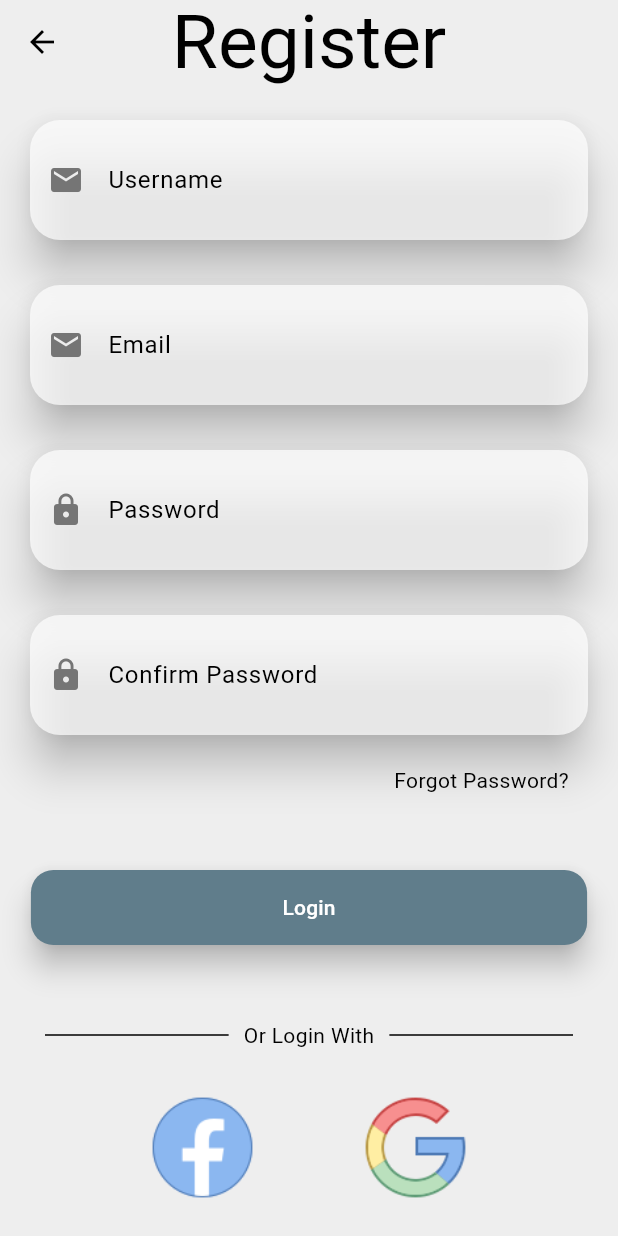
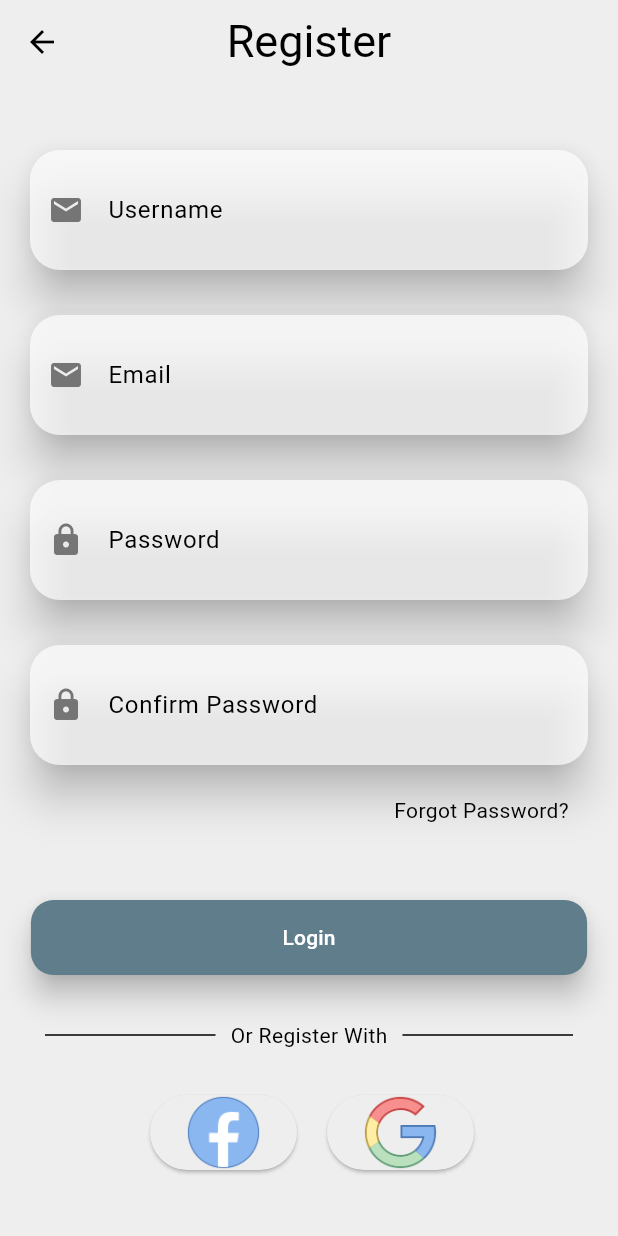
Before and after one commit to Zephyr224/Food-Delivery-App, a Flutter app: the screen it shows after launch, after a tap on "Or Register!", on a phone screen of 412 x 824 dp. Run offline on Flutter 3.47's test engine with Material 3 defaults, Android fonts, the phone set to English and light mode, and no system bars; our stand-ins replace firebase_auth, firebase_core; accounts and stored records are empty.

```diff
--- a/lib/src/example_feature/common/constants.dart
+++ b/lib/src/example_feature/common/constants.dart
@@ -1,3 +1,3 @@
 const double textFieldPadding = 20;
 const double textFieldRadius = 20;
-const double pageHeaderFontSize = 50;
+const double pageHeaderFontSize = 30;
--- a/lib/src/example_feature/views/home_page.dart
+++ b/lib/src/example_feature/views/home_page.dart
@@ -1,6 +1,5 @@
-import 'package:flutter/foundation.dart';
+
 import 'package:flutter/material.dart';
-import 'package:flutter/widgets.dart';
 
 class HomePage extends StatelessWidget {
   const HomePage({super.key});
--- a/lib/src/example_feature/views/login_page.dart
+++ b/lib/src/example_feature/views/login_page.dart
@@ -1,5 +1,6 @@
 import 'package:flutter/material.dart';
 import 'package:food_delivery_app/src/example_feature/views/register_page.dart';
+import 'package:food_delivery_app/src/example_feature/widgets/alternative_registers_widget.dart';
 
 import '../common/constants.dart';
 import '../widgets/alternative_login_widget.dart';
@@ -124,26 +125,10 @@ class _LoginPageState extends State<LoginPage> {
                   ),
                 ),
               ),
-              const SizedBox(height: 50),
+              const SizedBox(height: 30),
               const AppDivider(text: "Or Login With"),
               const SizedBox(height: 30),
-              Padding(
-                padding: const EdgeInsets.symmetric(horizontal: 100),
-                child: Row(
-                  mainAxisAlignment: MainAxisAlignment.spaceBetween,
-                  children: [
-                    AlternativeLoginWidget(
-                      assetPath: "assets/images/facebook.png",
-                      onTap: () {},
-                    ),
-                    const SizedBox(width: 20),
-                    AlternativeLoginWidget(
-                      assetPath: "assets/images/google.png",
-                      onTap: () {},
-                    ),
-                  ],
-                ),
-              ),
+              const AppAlternativeRegistersWidget()
             ],
           ),
         ),
--- a/lib/src/example_feature/views/register_page.dart
+++ b/lib/src/example_feature/views/register_page.dart
@@ -1,7 +1,9 @@
 import 'package:flutter/material.dart';
+import 'package:food_delivery_app/src/example_feature/widgets/app_divider.dart';
 
 import '../common/constants.dart';
 import '../widgets/alternative_login_widget.dart';
+import '../widgets/alternative_registers_widget.dart';
 import '../widgets/app_text_field.dart';
 
 class RegisterPage extends StatefulWidget {
@@ -134,46 +136,10 @@ class _RegisterPageState extends State<RegisterPage> {
                   child: const Text("Login"),
                 ),
               ),
-              const SizedBox(height: 50),
-              const Padding(
-                padding: EdgeInsets.symmetric(horizontal: 20),
-                child: Row(
-                  mainAxisAlignment: MainAxisAlignment.spaceBetween,
-                  children: [
-                    Expanded(
-                      child: Divider(
-                        indent: 10,
-                        endIndent: 10,
-                      ),
-                    ),
-                    Text("Or Login With"),
-                    Expanded(
-                      child: Divider(
-                        indent: 10,
-                        endIndent: 10,
-                      ),
-                    ),
-                  ],
-                ),
-              ),
               const SizedBox(height: 30),
-              Padding(
-                padding: const EdgeInsets.symmetric(horizontal: 100),
-                child: Row(
-                  mainAxisAlignment: MainAxisAlignment.spaceBetween,
-                  children: [
-                    AlternativeLoginWidget(
-                      assetPath: "assets/images/facebook.png",
-                      onTap: () {},
-                    ),
-                    const SizedBox(width: 20),
-                    AlternativeLoginWidget(
-                      assetPath: "assets/images/google.png",
-                      onTap: () {},
-                    ),
-                  ],
-                ),
-              ),
+              const AppDivider(text: "Or Register With"),
+              const SizedBox(height: 30),
+              const AppAlternativeRegistersWidget(),
             ],
           ),
         ),
--- a/lib/src/example_feature/widgets/alternative_login_widget.dart
+++ b/lib/src/example_feature/widgets/alternative_login_widget.dart
@@ -14,12 +14,17 @@ class AlternativeLoginWidget extends StatelessWidget {
   Widget build(BuildContext context) {
     return GestureDetector(
       onTap: onTap,
-      child: SizedBox(
-        height: 70,
-        width: 70,
-        child: ClipRRect(
-          borderRadius: BorderRadius.circular(70),
-          child: Image.asset(assetPath),
+      child: ElevatedButton(
+        style: ElevatedButton.styleFrom(
+        ),
+        onPressed: () {},
+        child: SizedBox(
+          height: 50,
+          width: 50,
+          child: ClipRRect(
+            borderRadius: BorderRadius.circular(50),
+            child: Image.asset(assetPath),
+          ),
         ),
       ),
     );
--- /dev/null
+++ b/lib/src/example_feature/widgets/alternative_registers_widget.dart
@@ -0,0 +1,30 @@
+import 'package:flutter/material.dart';
+
+import 'alternative_login_widget.dart';
+
+class AppAlternativeRegistersWidget extends StatelessWidget {
+  const AppAlternativeRegistersWidget({
+    super.key,
+  });
+
+  @override
+  Widget build(BuildContext context) {
+    return Padding(
+      padding: const EdgeInsets.symmetric(horizontal: 100),
+      child: Row(
+        mainAxisAlignment: MainAxisAlignment.spaceEvenly,
+        children: [
+          AlternativeLoginWidget(
+            assetPath: "assets/images/facebook.png",
+            onTap: () {},
+          ),
+          const SizedBox(width: 20),
+          AlternativeLoginWidget(
+            assetPath: "assets/images/google.png",
+            onTap: () {},
+          ),
+        ],
+      ),
+    );
+  }
+}
```
